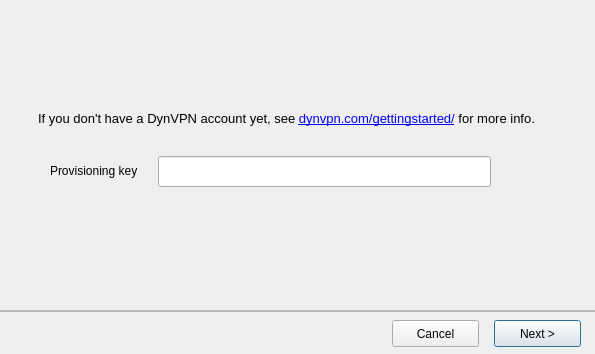
First picture: the form in dnc/src/gui/wizarddialog.ui, repository netvirt/netvirt, before the edit.
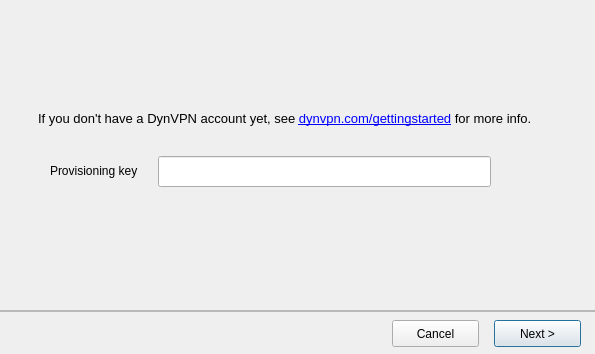
Second picture: the form after the edit. Icons and pictures are not drawn.

Commit message: add postinst script to setcap CAP_NET_ADMIN, CAP_NET_BIND remove cli daemonize, and don't expect getuid==0 use dynvpn0 as default iface name make sure QLabel links are working fine

Diff of the .ui file:
```diff
--- a/dnc/src/gui/wizarddialog.ui
+++ b/dnc/src/gui/wizarddialog.ui
@@ -87,7 +87,16 @@
 &lt;html&gt;&lt;head&gt;&lt;meta name=&quot;qrichtext&quot; content=&quot;1&quot; /&gt;&lt;style type=&quot;text/css&quot;&gt;
 p, li { white-space: pre-wrap; }
 &lt;/style&gt;&lt;/head&gt;&lt;body style=&quot; font-family:'Droid Sans'; font-size:10pt; font-weight:400; font-style:normal;&quot;&gt;
-&lt;p style=&quot; margin-top:0px; margin-bottom:0px; margin-left:0px; margin-right:0px; -qt-block-indent:0; text-indent:0px;&quot;&gt;If you don't have a DynVPN account yet, see &lt;a href=&quot;https://www.dynvpn.com/gettingstarted&quot;&gt;&lt;span style=&quot; text-decoration: underline; color:#0000ff;&quot;&gt;dynvpn.com/gettingstarted&lt;/span&gt;&lt;/a&gt;&lt;a href=&quot;www.dynvpn.com/gettingstarted/&quot;&gt;&lt;span style=&quot; text-decoration: underline; color:#0000ff;&quot;&gt;/&lt;/span&gt;&lt;/a&gt; for more info.&lt;/p&gt;&lt;/body&gt;&lt;/html&gt;</string>
+&lt;p style=&quot; margin-top:0px; margin-bottom:0px; margin-left:0px; margin-right:0px; -qt-block-indent:0; text-indent:0px;&quot;&gt;If you don't have a DynVPN account yet, see &lt;a href=&quot;https://dynvpn.com/gettingstarted&quot;&gt;&lt;span style=&quot; text-decoration: underline; color:#0000ff;&quot;&gt;dynvpn.com/gettingstarted&lt;/span&gt;&lt;/a&gt; for more info.&lt;/p&gt;&lt;/body&gt;&lt;/html&gt;</string>
+   </property>
+   <property name="textFormat">
+    <enum>Qt::RichText</enum>
+   </property>
+   <property name="openExternalLinks">
+    <bool>true</bool>
+   </property>
+   <property name="textInteractionFlags">
+    <set>Qt::TextBrowserInteraction</set>
    </property>
   </widget>
   <widget class="QLabel" name="label_3">
```
The commit also changes 13 other files.
